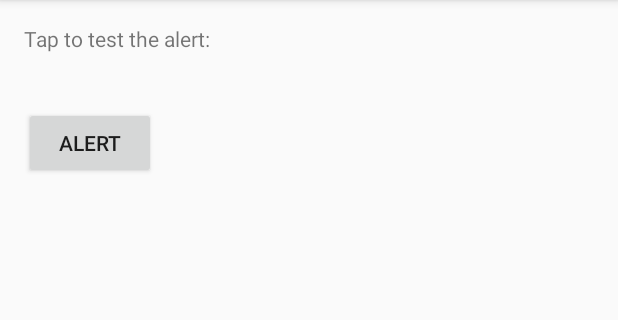
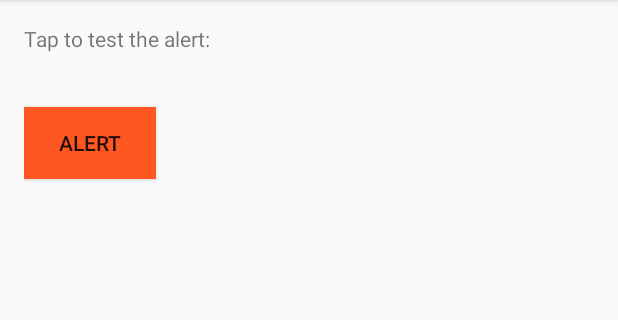
Before and after one commit to SteveWong1412/AlertSample, an Android app: the screen it shows after launch (MainActivity), on a phone screen of 412 x 824 dp, the part 84-404 px from its top. Run offline under Robolectric (Android 15) with nearby library versions, the phone set to English and light mode, and no system bars.

Commit message:
Update activity_main.xml

```diff
--- a/app/src/main/res/layout/activity_main.xml
+++ b/app/src/main/res/layout/activity_main.xml
@@ -23,6 +23,7 @@
         android:layout_below="@id/top_message"
         android:layout_marginTop="@dimen/button_top_margin"
         android:text="@string/alert_button"
+        android:background="#ff5722"
         android:onClick="onClickShowAlert" />
 
 </RelativeLayout>
```
